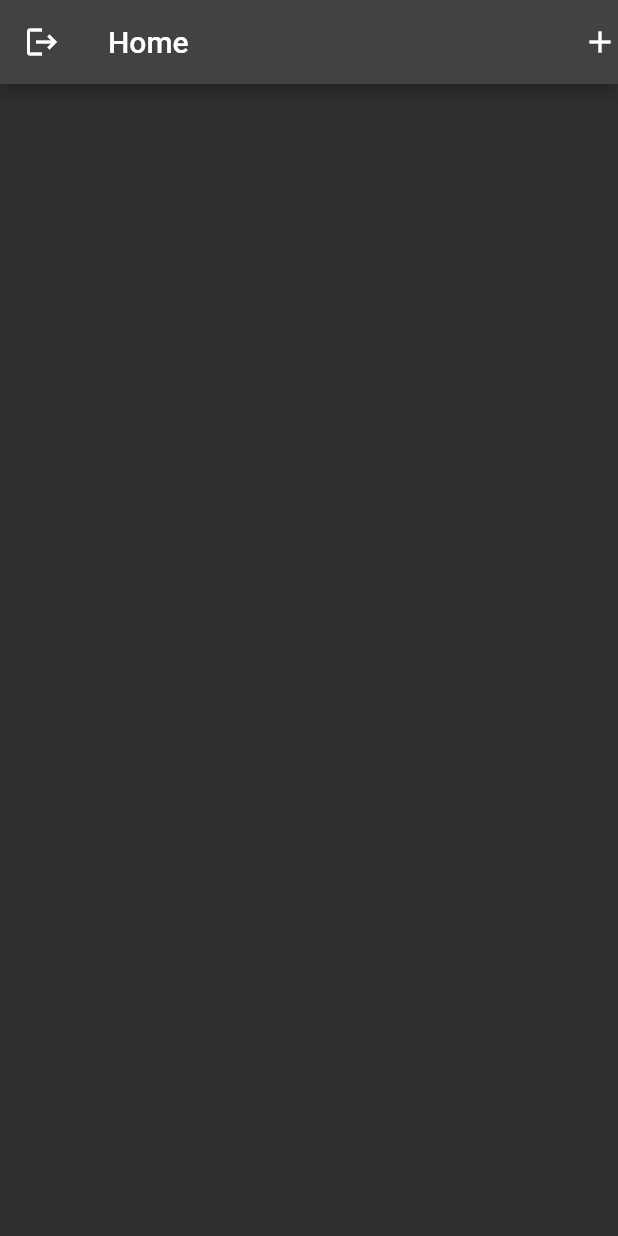
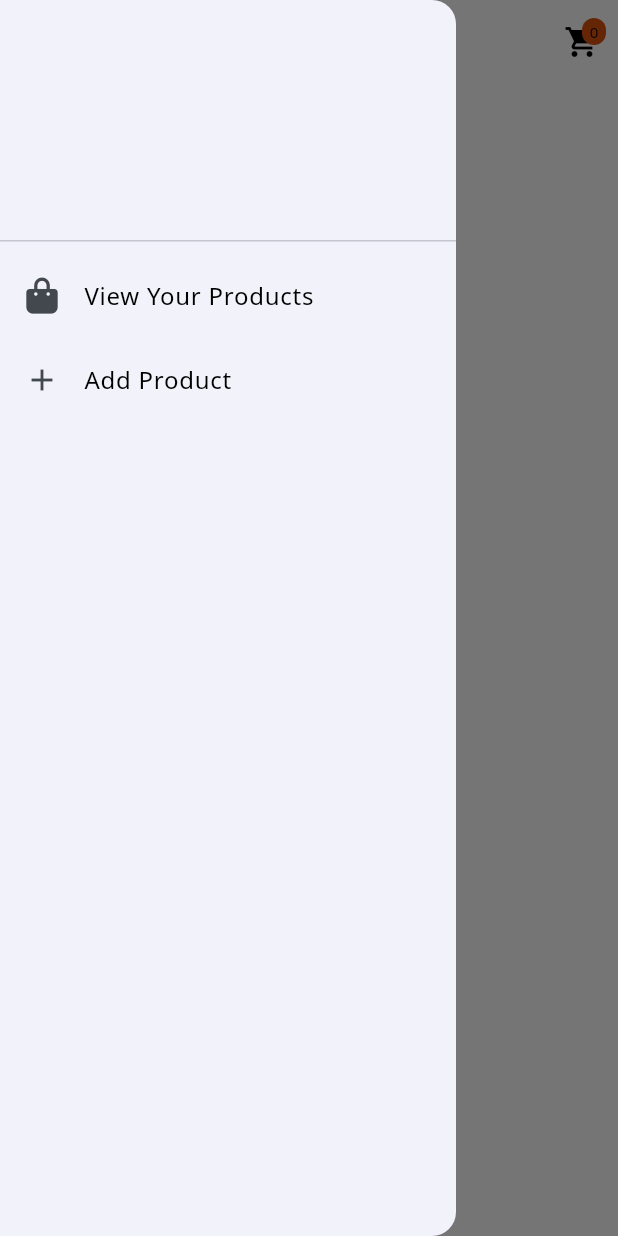
Before and after one commit to Saketh-Parimi/flutter_ecommerce, a Flutter app: the screen it shows once a user with an empty profile is signed in, with the side drawer open (before the commit the screen has no drawer), on a phone screen of 412 x 824 dp. Run offline on Flutter 3.47's test engine with Material 2 defaults, Android fonts, the phone set to English and light mode, and no system bars; our stand-ins replace cloud_firestore, firebase_auth, firebase_core, firebase_storage, flex_color_scheme, font_awesome_flutter and 3 more; accounts and stored records are empty.

Commit message:
Added page for your products and added products to cart

```diff
--- /dev/null
+++ b/lib/constants.dart
@@ -0,0 +1,9 @@
+import 'package:e_commerce/controllers/cart_controller.dart';
+
+import 'controllers/auth_controller.dart';
+import 'controllers/product_controller.dart';
+import 'package:get/get.dart';
+
+final productController = ProductController.instance;
+final authController = AuthController.instance;
+final cartController = CartController.instance;
--- a/lib/main.dart
+++ b/lib/main.dart
@@ -1,8 +1,10 @@
 import 'package:e_commerce/firebase_options.dart';
 import 'package:e_commerce/screens/auth/register_screen.dart';
 import 'package:firebase_core/firebase_core.dart';
+import 'package:flex_color_scheme/flex_color_scheme.dart';
 import 'package:flutter/material.dart';
 import 'package:get/route_manager.dart';
+import 'package:google_fonts/google_fonts.dart';
 
 void main() async {
   WidgetsFlutterBinding.ensureInitialized();
@@ -15,8 +17,58 @@ class MyApp extends StatelessWidget {
   @override
   Widget build(BuildContext context) {
     return GetMaterialApp(
+      debugShowCheckedModeBanner: false,
       title: 'Shopping App',
-      theme: ThemeData.dark(),
+      theme: FlexThemeData.light(
+        colors: const FlexSchemeColor(
+          primary: Color(0xff095d9e),
+          primaryContainer: Color(0xffa6cced),
+          secondary: Color(0xffdd520f),
+          secondaryContainer: Color(0xffffdbcd),
+          tertiary: Color(0xff7cc8f8),
+          tertiaryContainer: Color(0xffc5e7ff),
+          appBarColor: Color(0xffffdbcd),
+          error: Color(0xffb00020),
+        ),
+        surfaceMode: FlexSurfaceMode.highScaffoldLowSurface,
+        blendLevel: 20,
+        appBarOpacity: 0.95,
+        subThemesData: const FlexSubThemesData(
+          blendOnLevel: 20,
+          blendOnColors: false,
+        ),
+        visualDensity: FlexColorScheme.comfortablePlatformDensity,
+        useMaterial3: true,
+        // To use the playground font, add GoogleFonts package and uncomment
+        fontFamily: GoogleFonts.notoSans().fontFamily,
+      ),
+      darkTheme: FlexThemeData.dark(
+        colors: const FlexSchemeColor(
+          primary: Color(0xff4585b5),
+          primaryContainer: Color(0xff095d9e),
+          secondary: Color(0xffe57c4a),
+          secondaryContainer: Color(0xffdd520f),
+          tertiary: Color(0xff9cd5f9),
+          tertiaryContainer: Color(0xff3a7292),
+          appBarColor: Color(0xffdd520f),
+          error: Color(0xffcf6679),
+        ),
+        surfaceMode: FlexSurfaceMode.highScaffoldLowSurface,
+        blendLevel: 15,
+        appBarStyle: FlexAppBarStyle.background,
+        appBarOpacity: 0.90,
+        subThemesData: const FlexSubThemesData(
+          blendOnLevel: 30,
+        ),
+        visualDensity: FlexColorScheme.comfortablePlatformDensity,
+        useMaterial3: true,
+        // To use the playground font, add GoogleFonts package and uncomment
+        fontFamily: GoogleFonts.notoSans().fontFamily,
+      ),
+// If you do not have a themeMode switch, uncomment this line
+// to let the device system mode control the theme mode:
+      themeMode: ThemeMode.system,
+//
       home: RegisterScreen(),
     );
   }
--- a/lib/screens/auth/login_screen.dart
+++ b/lib/screens/auth/login_screen.dart
@@ -3,6 +3,8 @@ import 'package:e_commerce/screens/auth/register_screen.dart';
 import 'package:e_commerce/widgets/custom_text_field.dart';
 import 'package:flutter/material.dart';
 import 'package:get/get.dart';
+
+import '../../constants.dart';
 
 class LoginScreen extends StatelessWidget {
   LoginScreen({Key? key}) : super(key: key);
@@ -12,8 +14,6 @@ class LoginScreen extends StatelessWidget {
 
   @override
   Widget build(BuildContext context) {
-    final _authController = AuthController.instance;
-
     return Scaffold(
       appBar: AppBar(title: Text("Login")),
       body: Column(mainAxisAlignment: MainAxisAlignment.spaceAround, children: [
@@ -32,7 +32,7 @@ class LoginScreen extends StatelessWidget {
         ),
         ElevatedButton(
           onPressed: () {
-            _authController.loginUser(
+            authController.loginUser(
                 _emailController.text, _passwordController.text);
           },
           child: Text('Sign In!'),
--- a/lib/screens/home_screen.dart
+++ b/lib/screens/home_screen.dart
@@ -1,37 +1,67 @@
-import 'package:cloud_firestore/cloud_firestore.dart';
-import 'package:e_commerce/controllers/auth_controller.dart';
-import 'package:e_commerce/controllers/product_controller.dart';
+import 'package:e_commerce/constants.dart';
 import 'package:e_commerce/models/product.dart';
 import 'package:e_commerce/screens/add_product_screen.dart';
+import 'package:e_commerce/screens/cart_items_overview_screen.dart';
 import 'package:e_commerce/screens/product_detail_screen.dart';
+import 'package:e_commerce/screens/your_products_screen.dart';
+import 'package:e_commerce/widgets/badge.dart';
+import 'package:e_commerce/widgets/custom_text_field.dart';
+import 'package:e_commerce/widgets/number_text_field.dart';
+import 'package:e_commerce/widgets/qty_dialog.dart';
 import 'package:firebase_auth/firebase_auth.dart';
 import 'package:flutter/material.dart';
+import 'package:flutter/services.dart';
+import 'package:font_awesome_flutter/font_awesome_flutter.dart';
 import 'package:get/get.dart';
-import 'package:get/get_state_manager/get_state_manager.dart';
 
 class HomeScreen extends StatelessWidget {
   HomeScreen({Key? key}) : super(key: key);
 
-  final _productController = ProductController.instance;
+  final _qtyController = TextEditingController();
 
   @override
   Widget build(BuildContext context) {
-    print(_productController.products.toList());
     return Scaffold(
+      drawer: Drawer(
+        child: ListView(
+          // Important: Remove any padding from the ListView.
+          padding: EdgeInsets.zero,
+          children: [
+            DrawerHeader(
+              child: Text(
+                FirebaseAuth.instance.currentUser!.email.toString(),
+              ),
+            ),
+            ListTile(
+              title: const Text('View Your Products'),
+              leading: const Icon(FontAwesomeIcons.bagShopping),
+              onTap: () {
+                Get.to(() => const YourProductsScreen());
+              },
+            ),
+            ListTile(
+              title: const Text('Add Product'),
+              leading: const Icon(Icons.add),
+              onTap: () {
+                Get.to(() => const AddProductScreen());
+              },
+            ),
+          ],
+        ),
+      ),
       appBar: AppBar(
         title: const Text("Home"),
-          leading: IconButton(
-            icon: Icon(Icons.logout),
+        actions: [
+          Obx(() => Badge(
+              value: cartController.userCartProducts.length.toString(),
+              child: IconButton(
                 onPressed: () {
-              AuthController.instance.logoutUser();
+                  Get.to(() => CartItemsOverviewScreen());
                 },
+                icon: Icon(
+                  Icons.shopping_cart,
                 ),
-          actions: [
-            Text(FirebaseAuth.instance.currentUser!.email.toString()),
-            GestureDetector(
-              child: Icon(Icons.add),
-              onTap: () => Get.to(() => AddProductScreen()),
-            )
+              )))
         ],
       ),
       body: Obx(
@@ -41,35 +71,48 @@ class HomeScreen extends StatelessWidget {
             crossAxisSpacing: 5.0,
             mainAxisSpacing: 5.0,
           ),
-            itemCount: _productController.products.length,
+          itemCount: productController.products.length,
           itemBuilder: (context, index) {
             return ClipRRect(
               borderRadius: BorderRadius.circular(10),
               child: GridTile(
                 footer: GridTileBar(
                   backgroundColor: Colors.black87,
-                    title: Text(_productController.products[index].title),
+                  title: Text(productController.products[index].title),
                   trailing: IconButton(
-                        onPressed: () {},
+                      onPressed: () {
+                        showDialog(
+                          context: context,
+                          builder: (_) {
+                            return QtyDialog(
+                              qty: productController.products[index].qty,
+                              qtyController: _qtyController,
+                              product: productController.products[index],
+                            );
+                          },
+                        );
+                      },
                       icon: const Icon(Icons.shopping_cart)),
                 ),
                 child: GestureDetector(
                   onTap: () {
-                      Get.to(() => ProductDetailScreen(
+                    Get.to(
+                      () => ProductDetailScreen(
                         product: ProductModel(
-                            qty: _productController.products[index].qty,
+                          qty: productController.products[index].qty,
                           uid: FirebaseAuth.instance.currentUser!.uid,
                           description:
-                                _productController.products[index].description,
-                            id: _productController.products[index].id,
-                            imageUrl:
-                                _productController.products[index].imageUrl,
-                            price: _productController.products[index].price,
-                            title: _productController.products[index].title,
-                          )));
+                              productController.products[index].description,
+                          id: productController.products[index].id,
+                          imageUrl: productController.products[index].imageUrl,
+                          price: productController.products[index].price,
+                          title: productController.products[index].title,
+                        ),
+                      ),
+                    );
                   },
                   child: Image.network(
-                      _productController.products[index].imageUrl,
+                    productController.products[index].imageUrl,
                     fit: BoxFit.cover,
                   ),
                 ),
@@ -77,6 +120,7 @@ class HomeScreen extends StatelessWidget {
             );
           },
         ),
-        ));
+      ),
+    );
   }
 }
--- /dev/null
+++ b/lib/screens/your_products_screen.dart
@@ -0,0 +1,32 @@
+import 'package:e_commerce/constants.dart';
+import 'package:e_commerce/screens/product_detail_screen.dart';
+import 'package:firebase_auth/firebase_auth.dart';
+import 'package:flutter/material.dart';
+import 'package:get/get.dart';
+
+class YourProductsScreen extends StatelessWidget {
+  const YourProductsScreen({Key? key}) : super(key: key);
+
+  @override
+  Widget build(BuildContext context) {
+    final products = productController.userProducts;
+    return Scaffold(
+      appBar: AppBar(title: Text("Your Products")),
+      body: Obx(() => ListView.builder(
+            itemCount: products.length,
+            itemBuilder: (context, index) {
+              return GestureDetector(
+                onTap: () {
+                  Get.to(ProductDetailScreen(product: products[index]));
+                },
+                child: ListTile(
+                  title: Text(products[index].title),
+                  leading: Text('Qty: ${products[index].qty}'),
+                  trailing: Text('Price: ${products[index].price}'),
+                ),
+              );
+            },
+          )),
+    );
+  }
+}
--- /dev/null
+++ b/lib/widgets/badge.dart
@@ -0,0 +1,45 @@
+import 'package:flutter/material.dart';
+
+class Badge extends StatelessWidget {
+  final Widget child;
+  final Color? color;
+  final String value;
+
+  const Badge({Key? key, required this.child, required this.value, this.color})
+      : super(key: key);
+
+  @override
+  Widget build(BuildContext context) {
+    return Stack(
+      alignment: Alignment.center,
+      children: [
+        child,
+        Positioned(
+          right: 8,
+          top: 8,
+          child: Container(
+            padding: EdgeInsets.all(2.0),
+            // color: Theme.of(context).accentColor,
+            decoration: BoxDecoration(
+              borderRadius: BorderRadius.circular(10.0),
+              color: color != null
+                  ? color
+                  : Theme.of(context).colorScheme.secondary,
+            ),
+            constraints: BoxConstraints(
+              minWidth: 16,
+              minHeight: 16,
+            ),
+            child: Text(
+              value,
+              textAlign: TextAlign.center,
+              style: TextStyle(
+                fontSize: 10,
+              ),
+            ),
+          ),
+        )
+      ],
+    );
+  }
+}
--- a/pubspec.yaml
+++ b/pubspec.yaml
@@ -40,6 +40,10 @@ dependencies:
   get: ^4.6.5
   image_picker: ^0.8.5+3
   firebase_storage: ^10.2.17
+  font_awesome_flutter: ^10.1.0
+  easy_theme: ^1.0.2
+  flex_color_scheme: ^5.0.1
+  google_fonts: ^3.0.1
 
 dev_dependencies:
   flutter_test:
```
Also changed, not shown: lib/controllers/cart_controller.dart (added, +40 -0 lines), lib/controllers/product_controller.dart (+12 -7 lines), lib/screens/add_product_screen.dart (+9 -7 lines), lib/screens/auth/register_screen.dart (+5 -3 lines), lib/screens/cart_items_overview_screen.dart (added, +30 -0 lines), lib/widgets/number_text_field.dart (added, +150 -0 lines), lib/widgets/qty_dialog.dart (added, +57 -0 lines), lib/firebase_options.dart, pubspec.lock, 9 other files. Lines whose indentation alone changed are shown as unchanged.
